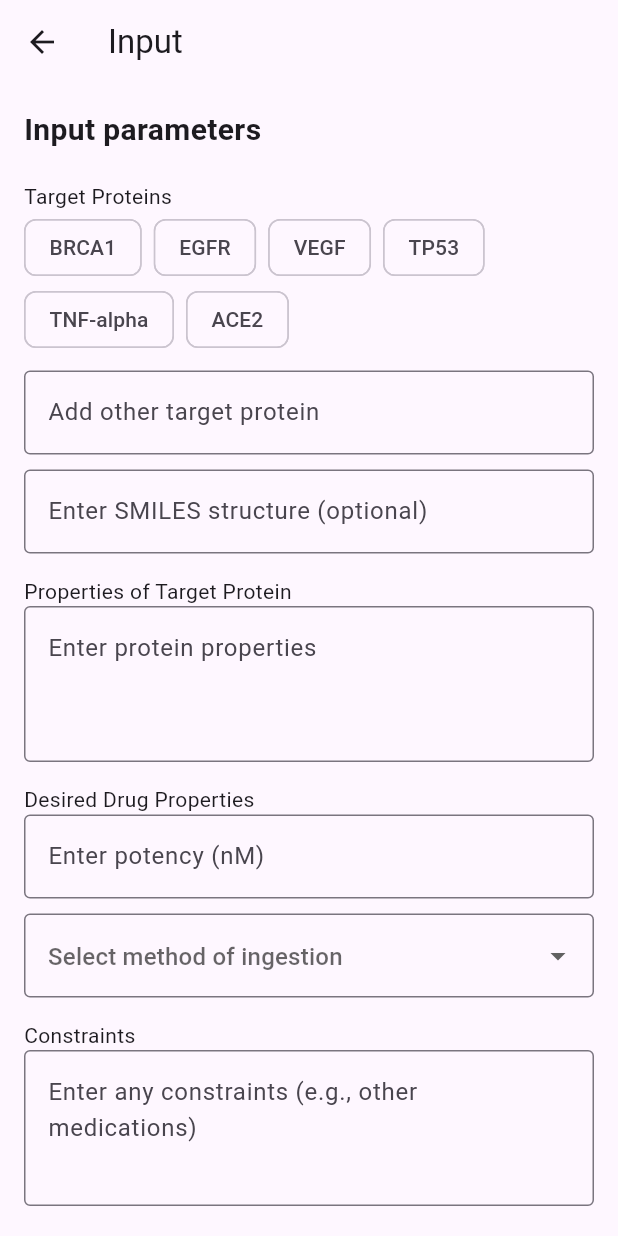
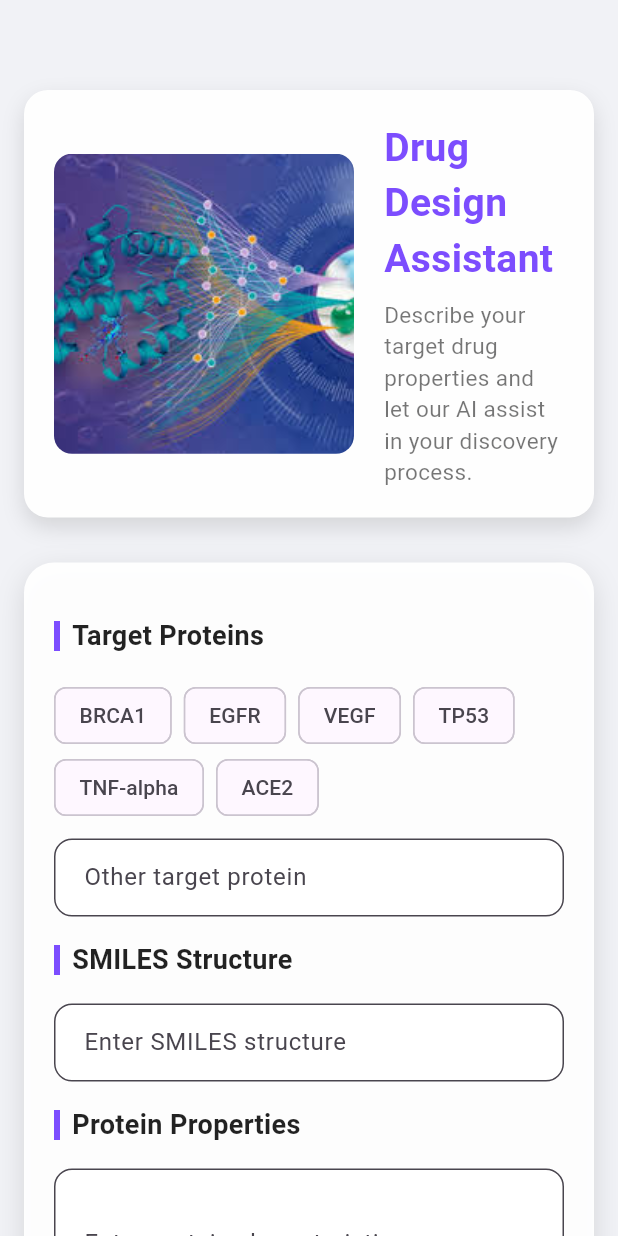
Before and after one commit to sri-harini-m/good-question, a Flutter app: the InputScreen screen opened by its route, on a phone screen of 412 x 824 dp. Run offline on Flutter 3.47's test engine with Material 3 defaults, Android fonts, the phone set to English and light mode, and no system bars; our stand-ins replace file_picker, flutter_dotenv, permission_handler; missing offline and left inert: universal_html.

Commit message:
inputscreenui

```diff
--- a/lib/screens/input_screen.dart
+++ b/lib/screens/input_screen.dart
@@ -9,7 +9,8 @@ class InputScreen extends StatefulWidget {
   State<InputScreen> createState() => _InputScreenState();
 }
 
-class _InputScreenState extends State<InputScreen> {
+class _InputScreenState extends State<InputScreen>
+    with SingleTickerProviderStateMixin {
   List<String> selectedProteins = [];
   String otherProtein = '';
   String smileStructure = '';
@@ -18,6 +19,9 @@ class _InputScreenState extends State<InputScreen> {
   String? ingestionMethod;
   String constraints = '';
   String? fileContentBase64;
+
+  late AnimationController _controller;
+  late Animation<double> _fadeIn;
 
   List<String> proteinOptions = [
     'BRCA1',
@@ -34,6 +38,21 @@ class _InputScreenState extends State<InputScreen> {
     'Dissolving in Water',
     'Inhaling'
   ];
+
+  @override
+  void initState() {
+    super.initState();
+    _controller =
+        AnimationController(vsync: this, duration: const Duration(seconds: 2));
+    _fadeIn = CurvedAnimation(parent: _controller, curve: Curves.easeInOut);
+    _controller.forward();
+  }
+
+  @override
+  void dispose() {
+    _controller.dispose();
+    super.dispose();
+  }
 
   Future<void> _pickPDF() async {
     try {
@@ -60,143 +79,6 @@ class _InputScreenState extends State<InputScreen> {
         SnackBar(content: Text('Error picking file: $e')),
       );
     }
-  }
-
-  @override
-  Widget build(BuildContext context) {
-    return Scaffold(
-      appBar: AppBar(title: const Text('Input')),
-      body: Padding(
-        padding: const EdgeInsets.all(16.0),
-        child: SingleChildScrollView(
-          child: Column(
-            crossAxisAlignment: CrossAxisAlignment.start,
-            children: [
-              const Text(
-                'Input parameters',
-                style: TextStyle(
-                  fontSize: 20,
-                  fontWeight: FontWeight.bold,
-                ),
-              ),
-              const SizedBox(height: 20),
-              const Text('Target Proteins'),
-              Wrap(
-                spacing: 8.0,
-                children: proteinOptions.map((protein) {
-                  return FilterChip(
-                    label: Text(protein),
-                    selected: selectedProteins.contains(protein),
-                    onSelected: (bool selected) {
-                      setState(() {
-                        if (selected) {
-                          selectedProteins.add(protein);
-                        } else {
-                          selectedProteins.remove(protein);
-                        }
-                      });
-                    },
-                  );
-                }).toList(),
-              ),
-              const SizedBox(height: 10),
-              TextField(
-                decoration: const InputDecoration(
-                  hintText: 'Add other target protein',
-                  border: OutlineInputBorder(),
-                ),
-                onChanged: (value) => setState(() => otherProtein = value),
-              ),
-              const SizedBox(height: 10),
-              TextField(
-                decoration: const InputDecoration(
-                  hintText: 'Enter SMILES structure (optional)',
-                  border: OutlineInputBorder(),
-                ),
-                onChanged: (value) => setState(() => smileStructure = value),
-              ),
-              const SizedBox(height: 15),
-              const Text('Properties of Target Protein'),
-              TextFormField(
-                decoration: const InputDecoration(
-                  hintText: 'Enter protein properties',
-                  border: OutlineInputBorder(),
-                ),
-                keyboardType: TextInputType.multiline,
-                maxLines: 3,
-                onChanged: (value) => setState(() => proteinProperties = value),
-              ),
-              const SizedBox(height: 15),
-              const Text('Desired Drug Properties'),
-              TextFormField(
-                decoration: const InputDecoration(
-                  hintText: 'Enter potency (nM)',
-                  border: OutlineInputBorder(),
-                ),
-                keyboardType: TextInputType.number,
-                onChanged: (value) => setState(() => potency = value),
-              ),
-              const SizedBox(height: 10),
-              DropdownButtonFormField<String>(
-                decoration: const InputDecoration(
-                  hintText: 'Select method of ingestion',
-                  border: OutlineInputBorder(),
-                ),
-                value: ingestionMethod,
-                items: ingestionOptions.map((String method) {
-                  return DropdownMenuItem<String>(
-                    value: method,
-                    child: Text(method),
-                  );
-                }).toList(),
-                onChanged: (String? newValue) {
-                  setState(() {
-                    ingestionMethod = newValue;
-                  });
-                },
-              ),
-              const SizedBox(height: 15),
-              const Text('Constraints'),
-              TextFormField(
-                decoration: const InputDecoration(
-                  hintText: 'Enter any constraints (e.g., other medications)',
-                  border: OutlineInputBorder(),
-                ),
-                keyboardType: TextInputType.multiline,
-                maxLines: 3,
-                onChanged: (value) => setState(() => constraints = value),
-              ),
-              const SizedBox(height: 10),
-              ElevatedButton(
-                onPressed: _pickPDF,
-                child: const Text('Upload PDF Report'),
-              ),
-              if (fileContentBase64 != null)
-                Padding(
-                  padding: const EdgeInsets.only(top: 8.0),
-                  child: Text(
-                    'File uploaded successfully',
-                    style: const TextStyle(fontSize: 14),
-                  ),
-                ),
-              const SizedBox(height: 20),
-              Center(
-                child: ElevatedButton(
-                  onPressed: _submitData,
-                  style: ElevatedButton.styleFrom(
-                    padding: const EdgeInsets.symmetric(
-                        horizontal: 40, vertical: 15),
-                    textStyle: const TextStyle(
-                        fontSize: 18, fontWeight: FontWeight.bold),
-                  ),
-                  child: const Text('Submit'),
-                ),
-              ),
-            ],
-          ),
-        ),
-      ),
-    );
   }
 
   void _submitData() {
@@ -231,4 +113,235 @@ class _InputScreenState extends State<InputScreen> {
       arguments: userInput,
     );
   }
+
+  Widget _sectionHeader(String title) {
+    return Container(
+      margin: const EdgeInsets.symmetric(vertical: 16),
+      child: Row(
+        children: [
+          Container(
+            width: 4,
+            height: 20,
+            color: Colors.deepPurpleAccent,
+          ),
+          const SizedBox(width: 8),
+          Text(
+            title,
+            style: const TextStyle(
+              fontSize: 18,
+              fontWeight: FontWeight.w600,
+              color: Colors.black87,
+            ),
+          ),
+        ],
+      ),
+    );
+  }
+
+  InputDecoration _inputDecoration(String label) => InputDecoration(
+        labelText: label,
+        floatingLabelBehavior: FloatingLabelBehavior.auto,
+        filled: true,
+        fillColor: Colors.white,
+        contentPadding:
+            const EdgeInsets.symmetric(horizontal: 16, vertical: 14),
+        border: OutlineInputBorder(
+          borderRadius: BorderRadius.circular(12),
+        ),
+      );
+
+  @override
+  Widget build(BuildContext context) {
+    return Scaffold(
+      backgroundColor: const Color(0xFFF1F2F6),
+      body: SingleChildScrollView(
+        child: Padding(
+          padding: const EdgeInsets.fromLTRB(16, 60, 16, 40),
+          child: Column(
+            crossAxisAlignment: CrossAxisAlignment.start,
+            children: [
+              FadeTransition(
+                opacity: _fadeIn,
+                child: Container(
+                  padding: const EdgeInsets.all(20),
+                  decoration: BoxDecoration(
+                    color: Colors.white,
+                    borderRadius: BorderRadius.circular(16),
+                    boxShadow: [
+                      BoxShadow(
+                        color: Colors.black12,
+                        blurRadius: 12,
+                        offset: const Offset(0, 6),
+                      ),
+                    ],
+                  ),
+                  child: Row(
+                    children: [
+                      ClipRRect(
+                        borderRadius: BorderRadius.circular(12),
+                        child: Image.asset(
+                          'images/header.jpg',
+                          width: 200,
+                          height: 200,
+                          fit: BoxFit.cover,
+                        ),
+                      ),
+                      const SizedBox(width: 20),
+                      Expanded(
+                        child: Column(
+                          crossAxisAlignment: CrossAxisAlignment.start,
+                          children: const [
+                            Text(
+                              "Drug Design Assistant",
+                              style: TextStyle(
+                                fontSize: 26,
+                                fontWeight: FontWeight.w700,
+                                color: Colors.deepPurpleAccent,
+                              ),
+                            ),
+                            SizedBox(height: 8),
+                            Text(
+                              "Describe your target drug properties and let our AI assist in your discovery process.",
+                              style: TextStyle(
+                                fontSize: 15,
+                                color: Colors.black54,
+                                height: 1.4,
+                              ),
+                            ),
+                          ],
+                        ),
+                      ),
+                    ],
+                  ),
+                ),
+              ),
+              const SizedBox(height: 30),
+              Container(
+                padding: const EdgeInsets.all(20),
+                decoration: BoxDecoration(
+                  color: Colors.white.withOpacity(0.95),
+                  borderRadius: BorderRadius.circular(20),
+                  boxShadow: [
+                    BoxShadow(
+                      blurRadius: 15,
+                      color: Colors.black12,
+                      offset: const Offset(0, 6),
+                    ),
+                  ],
+                ),
+                child: Column(
+                  crossAxisAlignment: CrossAxisAlignment.start,
+                  children: [
+                    _sectionHeader("Target Proteins"),
+                    Wrap(
+                      spacing: 8,
+                      children: proteinOptions.map((protein) {
+                        return FilterChip(
+                          label: Text(protein),
+                          selected: selectedProteins.contains(protein),
+                          onSelected: (selected) {
+                            setState(() {
+                              if (selected) {
+                                selectedProteins.add(protein);
+                              } else {
+                                selectedProteins.remove(protein);
+                              }
+                            });
+                          },
+                        );
+                      }).toList(),
+                    ),
+                    const SizedBox(height: 10),
+                    TextField(
+                      decoration: _inputDecoration("Other target protein"),
+                      onChanged: (val) => setState(() => otherProtein = val),
+                    ),
+                    _sectionHeader("SMILES Structure"),
+                    TextField(
+                      decoration: _inputDecoration("Enter SMILES structure"),
+                      onChanged: (val) => setState(() => smileStructure = val),
+                    ),
+                    _sectionHeader("Protein Properties"),
+                    TextField(
+                      maxLines: 3,
+                      decoration:
+                          _inputDecoration("Enter protein characteristics"),
+                      onChanged: (val) =>
+                          setState(() => proteinProperties = val),
+                    ),
+                    _sectionHeader("Drug Characteristics"),
+                    TextField(
+                      decoration: _inputDecoration("Potency (nM)"),
+                      keyboardType: TextInputType.number,
+                      onChanged: (val) => setState(() => potency = val),
+                    ),
+                    const SizedBox(height: 12),
+                    DropdownButtonFormField<String>(
+                      decoration: _inputDecoration("Select ingestion method"),
+                      value: ingestionMethod,
+                      items: ingestionOptions.map((method) {
+                        return DropdownMenuItem<String>(
+                          value: method,
+                          child: Text(method),
+                        );
+                      }).toList(),
+                      onChanged: (val) => setState(() => ingestionMethod = val),
+                    ),
+                    _sectionHeader("Constraints"),
+                    TextField(
+                      maxLines: 3,
+                      decoration:
+                          _inputDecoration("Enter constraints or conditions"),
+                      onChanged: (val) => setState(() => constraints = val),
+                    ),
+                    _sectionHeader("Supporting Documents"),
+                    ElevatedButton.icon(
+                      onPressed: _pickPDF,
+                      icon: const Icon(Icons.attach_file),
+                      label: const Text("Upload PDF"),
+                      style: ElevatedButton.styleFrom(
+                        backgroundColor: Colors.deepPurpleAccent,
+                        foregroundColor: Colors.white,
+                        shape: RoundedRectangleBorder(
+                          borderRadius: BorderRadius.circular(10),
+                        ),
+                      ),
+                    ),
+                    if (fileContentBase64 != null)
+                      Padding(
+                        padding: const EdgeInsets.only(top: 6),
+                        child: Text(
+                          '📄 File uploaded successfully',
+                          style: const TextStyle(
+                              fontSize: 14, color: Colors.black54),
+                        ),
+                      ),
+                    const SizedBox(height: 30),
+                    Center(
+                      child: ElevatedButton(
+                        onPressed: _submitData,
+                        style: ElevatedButton.styleFrom(
+                          padding: const EdgeInsets.symmetric(
+                              horizontal: 40, vertical: 16),
+                          textStyle: const TextStyle(
+                            fontWeight: FontWeight.bold,
+                            fontSize: 16,
+                            letterSpacing: 0.5,
+                          ),
+                          shape: RoundedRectangleBorder(
+                            borderRadius: BorderRadius.circular(14),
+                          ),
+                        ),
+                        child: const Text("Submit & Generate"),
+                      ),
+                    ),
+                  ],
+                ),
+              ),
+            ],
+          ),
+        ),
+      ),
+    );
+  }
 }
--- a/pubspec.yaml
+++ b/pubspec.yaml
@@ -23,3 +23,5 @@ dev_dependencies:
 
 flutter:
   uses-material-design: true
+  assets:
+      - images/header.jpg
```
Also changed, not shown: images/header.jpg (added).
